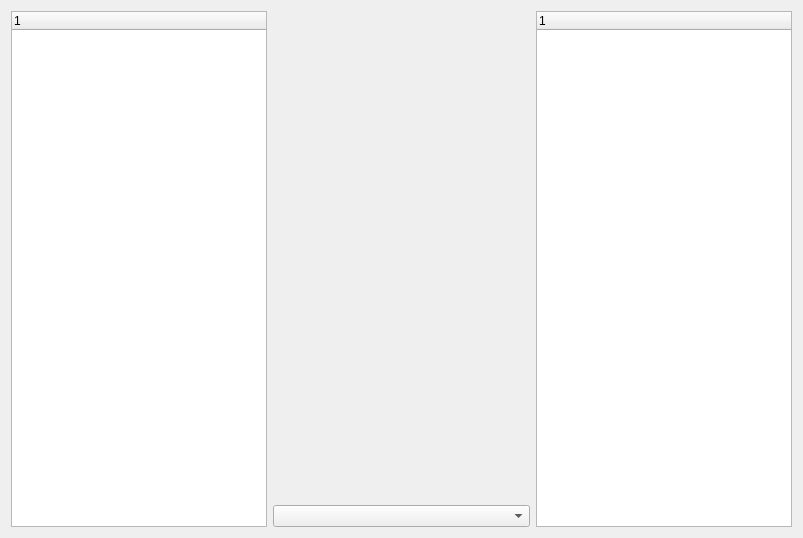
This is utils/mc_log_gui/mc_log_ui/ui/mc_log_tab_ui.ui in jrl-umi3218/mc_rtc as Qt 5 draws it before an edit. The edited form follows.
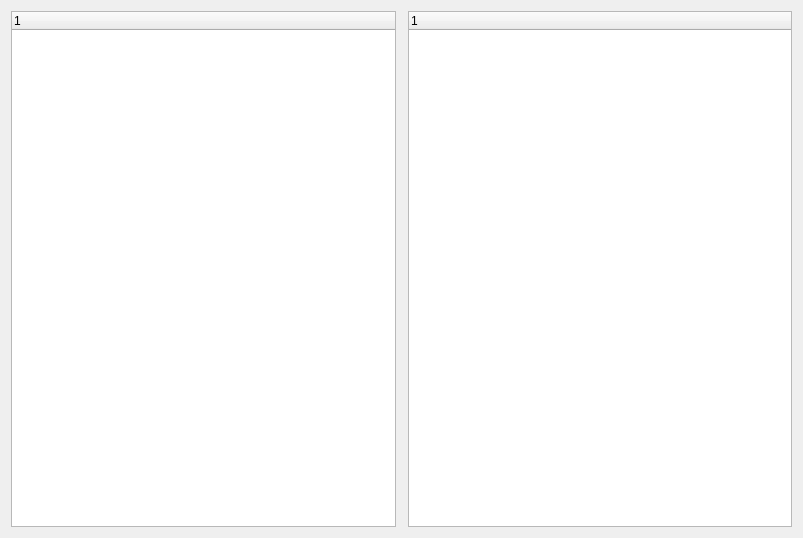
This is the edited form. Custom widgets are drawn as their Qt base class.

Commit message: [utils/log] Setup UI to support plot-type switch

```diff
--- a/utils/mc_log_gui/mc_log_ui/ui/mc_log_tab_ui.ui
+++ b/utils/mc_log_gui/mc_log_ui/ui/mc_log_tab_ui.ui
@@ -44,20 +44,6 @@
      <item>
       <widget class="PlotCanvasWithToolbar" name="canvas" native="true"/>
      </item>
-     <item>
-      <layout class="QHBoxLayout" name="selectorLayout">
-       <item>
-        <widget class="QComboBox" name="xSelector">
-         <property name="sizePolicy">
-          <sizepolicy hsizetype="Expanding" vsizetype="Fixed">
-           <horstretch>0</horstretch>
-           <verstretch>0</verstretch>
-          </sizepolicy>
-         </property>
-        </widget>
-       </item>
-      </layout>
-     </item>
     </layout>
    </item>
    <item>
```
The commit also changes 4 other files.
